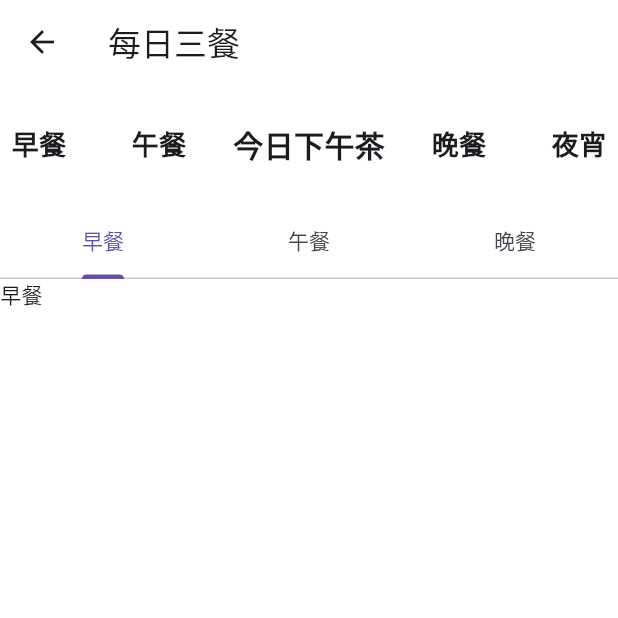
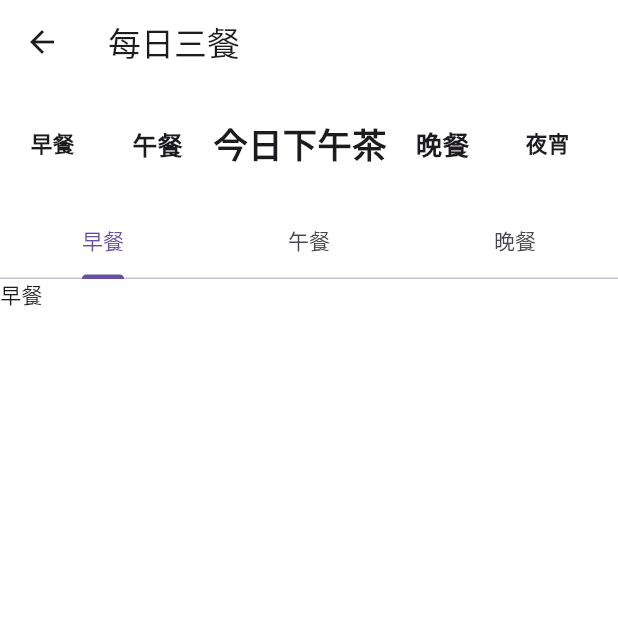
Before and after one commit to luckyczh/deliciousFood, a Flutter app: the RecommendDailyPage screen opened directly, after a tap on "下午茶", on a phone screen of 412 x 824 dp, the top half of it. Run offline on Flutter 3.47's test engine with Material 3 defaults, Android fonts, the phone set to English and light mode, and no system bars; our stand-ins replace cached_network_image, card_swiper, connectivity_plus, dio, flutter_screenutil, fluttertoast and 4 more; accounts and stored records are empty; network calls fail.

```diff
--- a/deliciousfood_flutter/lib/common/widgets/horizental_wheel.dart
+++ b/deliciousfood_flutter/lib/common/widgets/horizental_wheel.dart
@@ -1,9 +1,12 @@
 import 'package:flutter/material.dart';
+import 'package:flutter_screenutil/flutter_screenutil.dart';
 
 class HorizontalWheel extends StatefulWidget {
   final List<String> items;
+  final int selectedIndex;
 
-  const HorizontalWheel({Key? key, required this.items}) : super(key: key);
+  const HorizontalWheel({Key? key, required this.items, this.selectedIndex = 0})
+      : super(key: key);
 
   @override
   State<HorizontalWheel> createState() => _HorizontalWheelState();
@@ -12,15 +15,18 @@ class HorizontalWheel extends StatefulWidget {
 class _HorizontalWheelState extends State<HorizontalWheel> {
   late ScrollController _scrollController;
   int _selectedIndex = 0;
-  final int _virtualItemCount = 1000; // 虚拟项数量，用于模拟无限滚动
-  final _itemWidth = 80.0; // 每个项的宽度
+  late int _virtualItemCount = 1000; // 虚拟项数量，用于模拟无限滚动
+  final _itemWidth = 70.0; // 每个项的宽度
+  final _selectedItemWidth = 120.0; // 选中项的宽度
 
   @override
   void initState() {
     super.initState();
+    _virtualItemCount = widget.items.length * 2;
     _scrollController = ScrollController(
-        initialScrollOffset:
-            0 // (_virtualItemCount / 2).floor() * 100.0 - 50.0,
+      initialScrollOffset: (widget.items.length + _selectedIndex) * _itemWidth +
+          _selectedItemWidth / 2 -
+          ScreenUtil.defaultSize.width / 2,
     );
     _scrollController.addListener(_onScroll);
   }
@@ -34,7 +40,7 @@ class _HorizontalWheelState extends State<HorizontalWheel> {
 
   void _onScroll() {
     // final centerOffset =
-    // _scrollController.offset + (MediaQuery.of(context).size.width / 2);
+    //     _scrollController.offset + (MediaQuery.of(context).size.width / 2);
     // _selectedIndex = (centerOffset / _itemWidth).round() % widget.items.length;
     setState(() {});
   }
@@ -43,16 +49,16 @@ class _HorizontalWheelState extends State<HorizontalWheel> {
     final centerOffset =
         _scrollController.offset + (MediaQuery.of(context).size.width / 2);
     final distanceFromCenter =
-        (index * _itemWidth + (120 / 2) - centerOffset).abs();
-    const maxDistance = 80.0;
-    final scale = 1 - (distanceFromCenter / maxDistance).clamp(0.0, 1.0) * 0.1;
-    return scale;
+        (index * _itemWidth + (_selectedItemWidth / 2) - centerOffset).abs();
+    const maxDistance = 200;
+    final percent = (1 - distanceFromCenter / maxDistance).clamp(0.5, 1) + 0.3;
+    return percent;
   }
 
   void _scrollToCenter(int index) {
     final targetOffset = index * _itemWidth -
         (MediaQuery.of(context).size.width / 2) +
-        (120 / 2);
+        (_selectedItemWidth / 2);
     _scrollController.animateTo(
       targetOffset,
       duration: const Duration(milliseconds: 300),
@@ -67,36 +73,33 @@ class _HorizontalWheelState extends State<HorizontalWheel> {
       child: ListView.builder(
         controller: _scrollController,
         scrollDirection: Axis.horizontal,
-        itemCount: widget.items.length,
+        itemCount: _virtualItemCount,
         itemBuilder: (context, index) {
-          final realIndex = index; //index % widget.items.length;
+          final realIndex = index % widget.items.length;
           final scale = _calculateScale(index);
-          final isSelected = realIndex == _selectedIndex;
+          final isSelected = index == _selectedIndex;
           return GestureDetector(
             onTap: () {
-                _selectedIndex = realIndex;
+              _selectedIndex = index;
               _scrollToCenter(index);
-                // setState(() {});
             },
-              child: Transform.scale(
-                scale: scale,
             child: Container(
-                    width: isSelected ? 120 : _itemWidth,
+                width: isSelected ? _selectedItemWidth : _itemWidth,
                 alignment: Alignment.center,
-                    // decoration: BoxDecoration(
-                    //   color: isSelected ? Colors.blue : Colors.grey[200],
-                    //   borderRadius: BorderRadius.circular(10),
-                    // ),
+                decoration: BoxDecoration(
+                  color: Colors.white,
+                  borderRadius: BorderRadius.circular(10),
+                ),
                 child: Text(
                   isSelected
                       ? '今日${widget.items[realIndex]}'
                       : widget.items[realIndex],
                   style: TextStyle(
-                        fontSize: 20,
+                    fontSize: 18 * scale,
                     fontWeight: FontWeight.w900,
                   ),
                 )),
-              ));
+          );
         },
       ),
     );
--- a/deliciousfood_flutter/lib/pages/recommend/page/recommend_daily_page.dart
+++ b/deliciousfood_flutter/lib/pages/recommend/page/recommend_daily_page.dart
@@ -26,11 +26,6 @@ class _RecommendDailyPageState extends State<RecommendDailyPage> {
                     "下午茶",
                     "晚餐",
                     "夜宵",
-                    "早餐",
-                    "午餐",
-                    "下午茶",
-                    "晚餐",
-                    "夜宵"
                   ],
                 ),
                 SizedBox(
```
Lines whose indentation alone changed are shown as unchanged.
